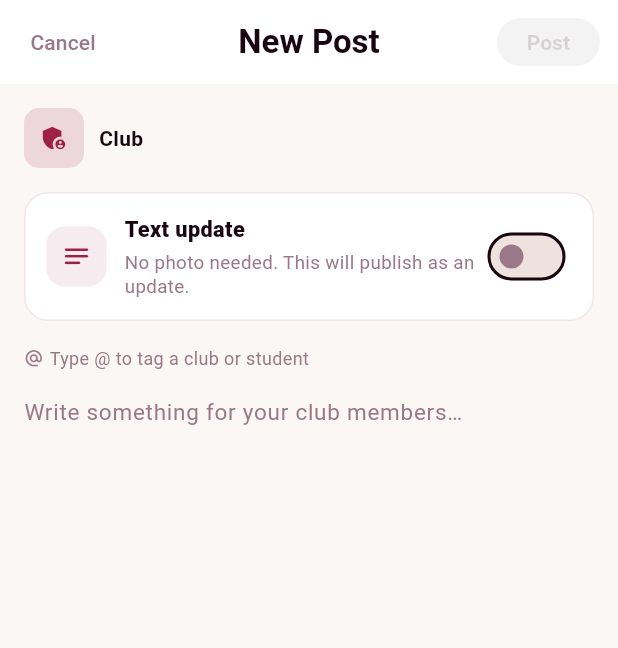
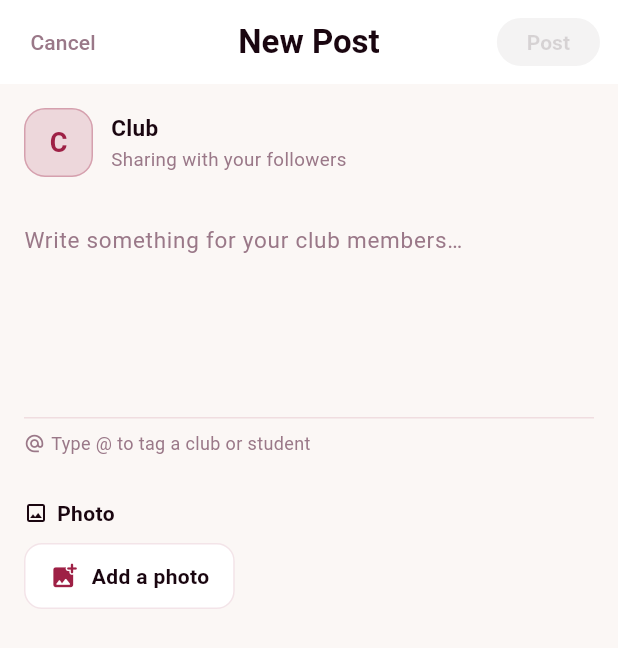
Before and after one commit to 3MB-MyClubs/My_Uni, a Flutter app: the CreatePostScreen screen opened directly, on a phone screen of 412 x 824 dp. Shown: the top 648 px of the screen. Run offline on Flutter 3.47's test engine with Material 3 defaults, Android fonts, the phone set to English and light mode, and no system bars; our stand-ins replace flutter_local_notifications, flutter_riverpod, hive, image_cropper, image_picker, permission_handler and 3 more; missing offline and left inert: device_calendar; accounts and stored records are empty.

Commit message:
club_post_update_1,1

```diff
--- a/lib/screens/create_post_screen.dart
+++ b/lib/screens/create_post_screen.dart
@@ -10,6 +10,7 @@ import '../services/mock_data.dart';
 import '../services/user_state.dart';
 import '../services/supabase_post_service.dart';
 import '../widgets/content_image_uploader.dart';
+import '../widgets/club_avatar.dart';
 import '../widgets/mention_text_field.dart';
 
 // ── Template definitions ─────────────────────────────────────────────────────
@@ -195,7 +196,6 @@ class CreatePostScreen extends StatefulWidget {
 class _CreatePostScreenState extends State<CreatePostScreen> {
   final _contentController = TextEditingController();
   bool _isPosting = false;
-  late bool _requiresPhoto;
 
   _ClubOption? _selectedClub;
   late final List<_ClubOption> _myClubs;
@@ -213,7 +213,6 @@ class _CreatePostScreenState extends State<CreatePostScreen> {
   @override
   void initState() {
     super.initState();
-    _requiresPhoto = widget.startWithPhotoUpload;
     final adminId = authService.currentAdmin?.id ?? '';
     _myClubs = clubs
         .where((c) => clubIsManagedByAdmin(c, adminId))
@@ -292,17 +291,6 @@ class _CreatePostScreenState extends State<CreatePostScreen> {
   Future<void> _post() async {
     final content = _contentController.text.trim();
     if (content.isEmpty || _selectedClub == null) return;
-    if (_requiresPhoto && !_hasUploadedPhoto) {
-      ScaffoldMessenger.of(context)
-        ..hideCurrentSnackBar()
-        ..showSnackBar(
-          const SnackBar(
-            content: Text('Please upload a photo before posting.'),
-            behavior: SnackBarBehavior.floating,
-          ),
-        );
-      return;
-    }
     setState(() => _isPosting = true);
 
     try {
@@ -312,7 +300,7 @@ class _CreatePostScreenState extends State<CreatePostScreen> {
         content: content,
         taggedClubIds: _extractTaggedClubIds(content),
         taggedUserIds: _extractTaggedUserIds(content),
-        imagePath: _requiresPhoto ? _imagePath : null,
+        imagePath: _hasUploadedPhoto ? _imagePath : null,
       );
       if (!mounted) return;
       newsPosts.insert(0, post);
@@ -353,13 +341,21 @@ class _CreatePostScreenState extends State<CreatePostScreen> {
   }
 
   bool get _canPost =>
-      _contentController.text.trim().isNotEmpty &&
-      _selectedClub != null &&
-      (!_requiresPhoto || _hasUploadedPhoto);
+      _contentController.text.trim().isNotEmpty && _selectedClub != null;
 
   @override
   Widget build(BuildContext context) {
     final adminName = authService.currentAdmin?.name ?? 'Club';
+    dynamic selectedClubModel;
+    if (_selectedClub != null) {
+      for (final c in clubs) {
+        if (c.id == _selectedClub!.id) {
+          selectedClubModel = c;
+          break;
+        }
+      }
+    }
+    final clubName = _selectedClub?.name ?? adminName;
 
     return Scaffold(
       backgroundColor: AppColors.background,
@@ -428,35 +424,36 @@ class _CreatePostScreenState extends State<CreatePostScreen> {
             child: Column(
               crossAxisAlignment: CrossAxisAlignment.start,
               children: [
-                // Who is posting
+                // Who is posting — club avatar + name
                 Row(
                   children: [
-                    Container(
-                      width: 40,
-                      height: 40,
-                      decoration: BoxDecoration(
-                        color: AppColors.primaryRed.withValues(alpha: 0.15),
-                        borderRadius: BorderRadius.circular(10),
+                    ClubAvatar(
+                      clubId: _selectedClub?.id ?? '',
+                      clubName: clubName,
+                      color: AppColors.primaryRed,
+                      size: 46,
+                      fontSize: 18,
+                      imageUrl: selectedClubModel?.logoUrl as String?,
                     ),
-                      child: Center(
-                        child: Icon(
-                          Icons.admin_panel_settings,
-                          color: AppColors.primaryRed,
-                          size: 20,
-                        ),
-                      ),
-                    ),
-                    const SizedBox(width: 10),
+                    const SizedBox(width: 12),
                     Expanded(
                       child: Column(
                         crossAxisAlignment: CrossAxisAlignment.start,
                         children: [
                           Text(
-                            adminName,
+                            clubName,
                             style: TextStyle(
                               fontWeight: FontWeight.bold,
-                              fontSize: 14,
+                              fontSize: 15,
                               color: AppColors.text,
+                            ),
+                          ),
+                          const SizedBox(height: 2),
+                          Text(
+                            'Sharing with your followers',
+                            style: TextStyle(
+                              fontSize: 12.5,
+                              color: AppColors.secondaryText,
                             ),
                           ),
                         ],
@@ -464,7 +461,7 @@ class _CreatePostScreenState extends State<CreatePostScreen> {
                     ),
                   ],
                 ),
-                const SizedBox(height: 16),
+                const SizedBox(height: 18),
 
                 // Club picker
                 if (_myClubs.length > 1) ...[
@@ -480,7 +477,7 @@ class _CreatePostScreenState extends State<CreatePostScreen> {
                   Container(
                     decoration: BoxDecoration(
                       color: AppColors.card,
-                      borderRadius: BorderRadius.circular(10),
+                      borderRadius: BorderRadius.circular(12),
                       border: Border.all(color: AppColors.divider),
                     ),
                     padding: const EdgeInsets.symmetric(horizontal: 12),
@@ -505,53 +502,16 @@ class _CreatePostScreenState extends State<CreatePostScreen> {
                       ),
                     ),
                   ),
-                  const SizedBox(height: 16),
+                  const SizedBox(height: 18),
                 ],
 
-                if (widget.startWithPhotoUpload)
-                  ContentImageUploader(
-                    imagePath: _imagePath,
-                    onChanged: (path) => setState(() => _imagePath = path),
-                    height: 180,
-                    emptyTitle: 'Upload photo (required)',
-                    emptySubtitle: 'Tap to choose from camera or library',
-                  )
-                else
-                  _PhotoUploadChoice(
-                    enabled: _requiresPhoto,
-                    imagePath: _imagePath,
-                    hasUploadedPhoto: _hasUploadedPhoto,
-                    onEnabledChanged: (value) {
-                      setState(() {
-                        _requiresPhoto = value;
-                        if (!value) _imagePath = null;
-                      });
-                    },
-                    onImageChanged: (path) => setState(() => _imagePath = path),
-                  ),
-                const SizedBox(height: 16),
-
-                // Tag hint
-                Row(
+                // Content — blends into the active light/dark page surface
+                Container(
+                  padding: const EdgeInsets.fromLTRB(0, 12, 0, 10),
+                  color: AppColors.background,
+                  child: Column(
+                    crossAxisAlignment: CrossAxisAlignment.start,
                     children: [
-                    Icon(
-                      Icons.alternate_email,
-                      size: 13,
-                      color: AppColors.secondaryText,
-                    ),
-                    SizedBox(width: 4),
-                    Text(
-                      'Type @ to tag a club or student',
-                      style: TextStyle(
-                        fontSize: 12,
-                        color: AppColors.secondaryText,
-                      ),
-                    ),
-                  ],
-                ),
-                const SizedBox(height: 8),
-
-                // Content
                       MentionTextField(
                         controller: _contentController,
                         options: _mentionOptions,
@@ -569,122 +529,66 @@ class _CreatePostScreenState extends State<CreatePostScreen> {
                             color: AppColors.secondaryText,
                           ),
                           border: InputBorder.none,
+                          enabledBorder: InputBorder.none,
+                          focusedBorder: InputBorder.none,
                           filled: false,
+                          isCollapsed: true,
                         ),
                         maxLines: null,
-                  minLines: 6,
+                        minLines: 5,
                         textCapitalization: TextCapitalization.sentences,
                       ),
-                const SizedBox(height: 40),
-              ],
+                      const SizedBox(height: 10),
+                      Divider(height: 1, color: AppColors.divider),
+                      const SizedBox(height: 8),
+                      Row(
+                        children: [
+                          Icon(
+                            Icons.alternate_email,
+                            size: 14,
+                            color: AppColors.secondaryText,
+                          ),
+                          const SizedBox(width: 4),
+                          Text(
+                            'Type @ to tag a club or student',
+                            style: TextStyle(
+                              fontSize: 12,
+                              color: AppColors.secondaryText,
                             ),
                           ),
                         ],
                       ),
-    );
-  }
-}
-
-// ── Photo upload choice ──────────────────────────────────────────────────────
-
-class _PhotoUploadChoice extends StatelessWidget {
-  final bool enabled;
-  final String? imagePath;
-  final bool hasUploadedPhoto;
-  final ValueChanged<bool> onEnabledChanged;
-  final ValueChanged<String?> onImageChanged;
-
-  const _PhotoUploadChoice({
-    required this.enabled,
-    required this.imagePath,
-    required this.hasUploadedPhoto,
-    required this.onEnabledChanged,
-    required this.onImageChanged,
-  });
-
-  @override
-  Widget build(BuildContext context) {
-    return AnimatedContainer(
-      duration: const Duration(milliseconds: 180),
-      padding: const EdgeInsets.all(14),
-      decoration: BoxDecoration(
-        color: AppColors.card,
-        borderRadius: BorderRadius.circular(16),
-        border: Border.all(
-          color: enabled ? AppColors.primaryRed : AppColors.divider,
-          width: enabled ? 1.4 : 1,
+                    ],
                   ),
                 ),
-      child: Column(
-        children: [
+                const SizedBox(height: 18),
+
+                // Photo
                 Row(
                   children: [
-              Container(
-                width: 40,
-                height: 40,
-                decoration: BoxDecoration(
-                  color: AppColors.lightRed,
-                  borderRadius: BorderRadius.circular(12),
-                ),
-                child: Icon(
-                  enabled
-                      ? Icons.add_photo_alternate_rounded
-                      : Icons.notes_rounded,
-                  color: AppColors.primaryRed,
-                  size: 21,
-                ),
-              ),
-              const SizedBox(width: 12),
-              Expanded(
-                child: Column(
-                  crossAxisAlignment: CrossAxisAlignment.start,
-                  children: [
+                    Icon(Icons.image_outlined, size: 16, color: AppColors.text),
+                    const SizedBox(width: 6),
                     Text(
-                      enabled ? 'Photo post' : 'Text update',
+                      'Photo',
                       style: TextStyle(
+                        fontSize: 14,
+                        fontWeight: FontWeight.w700,
                         color: AppColors.text,
-                        fontSize: 14.5,
-                        fontWeight: FontWeight.w800,
-                      ),
-                    ),
-                    const SizedBox(height: 3),
-                    Text(
-                      enabled
-                          ? hasUploadedPhoto
-                                ? 'Photo attached. This post will include it.'
-                                : 'Upload a photo to unlock posting.'
-                          : 'No photo needed. This will publish as an update.',
-                      style: TextStyle(
-                        color: AppColors.secondaryText,
-                        fontSize: 12.5,
-                        height: 1.3,
                       ),
                     ),
                   ],
                 ),
+                const SizedBox(height: 10),
+                ContentImageUploader(
+                  imagePath: _imagePath,
+                  onChanged: (path) => setState(() => _imagePath = path),
+                  height: 200,
+                  compact: true,
+                  emptyTitle: 'Add a photo',
+                  emptySubtitle: 'Tap to pick from camera or library',
                 ),
-              Switch.adaptive(
-                value: enabled,
-                activeThumbColor: AppColors.primaryRed,
-                onChanged: onEnabledChanged,
-              ),
+                const SizedBox(height: 40),
               ],
-          ),
-          AnimatedCrossFade(
-            duration: const Duration(milliseconds: 180),
-            crossFadeState: enabled
-                ? CrossFadeState.showSecond
-                : CrossFadeState.showFirst,
-            firstChild: const SizedBox(width: double.infinity),
-            secondChild: Padding(
-              padding: const EdgeInsets.only(top: 14),
-              child: ContentImageUploader(
-                imagePath: imagePath,
-                onChanged: onImageChanged,
-                height: 180,
-                emptyTitle: 'Upload photo (required)',
-                emptySubtitle: 'Tap to choose from camera or library',
-              ),
             ),
           ),
         ],
--- a/lib/widgets/content_image_uploader.dart
+++ b/lib/widgets/content_image_uploader.dart
@@ -16,6 +16,11 @@ class ContentImageUploader extends StatefulWidget {
   final String emptyTitle;
   final String emptySubtitle;
 
+  /// When true, the empty state is a small "add photo" button instead of a
+  /// large tap area. The full-bleed preview is still shown once a photo is
+  /// selected. Defaults to the original large placeholder.
+  final bool compact;
+
   const ContentImageUploader({
     super.key,
     required this.imagePath,
@@ -23,6 +28,7 @@ class ContentImageUploader extends StatefulWidget {
     this.height = 180,
     this.emptyTitle = 'Add cover photo (optional)',
     this.emptySubtitle = 'Tap to pick from camera or library',
+    this.compact = false,
   });
 
   @override
@@ -126,6 +132,43 @@ class _ContentImageUploaderState extends State<ContentImageUploader> {
 
   @override
   Widget build(BuildContext context) {
+    // Compact empty state — a small button rather than a large tap target.
+    if (widget.compact && widget.imagePath == null) {
+      return Align(
+        alignment: Alignment.centerLeft,
+        child: GestureDetector(
+          onTap: _showPickerSheet,
+          child: Container(
+            padding: const EdgeInsets.symmetric(horizontal: 16, vertical: 11),
+            decoration: BoxDecoration(
+              color: AppColors.card,
+              borderRadius: BorderRadius.circular(12),
+              border: Border.all(color: AppColors.divider),
+            ),
+            child: Row(
+              mainAxisSize: MainAxisSize.min,
+              children: [
+                Icon(
+                  Icons.add_photo_alternate_rounded,
+                  size: 20,
+                  color: AppColors.primaryRed,
+                ),
+                const SizedBox(width: 8),
+                Text(
+                  widget.emptyTitle,
+                  style: TextStyle(
+                    color: AppColors.text,
+                    fontSize: 14,
+                    fontWeight: FontWeight.w600,
+                  ),
+                ),
+              ],
+            ),
+          ),
+        ),
+      );
+    }
+
     return GestureDetector(
       onTap: _showPickerSheet,
       child: Container(
```
Also changed, not shown: lib/screens/feed_screen.dart (+40 -43 lines). Lines whose indentation alone changed are shown as unchanged.
